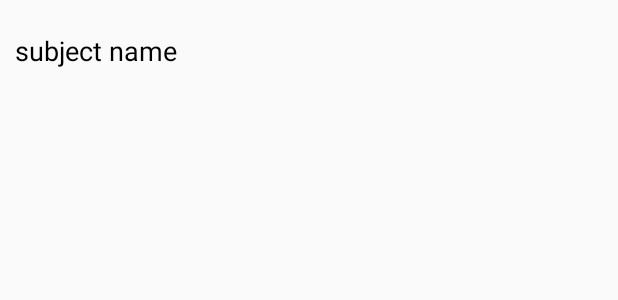
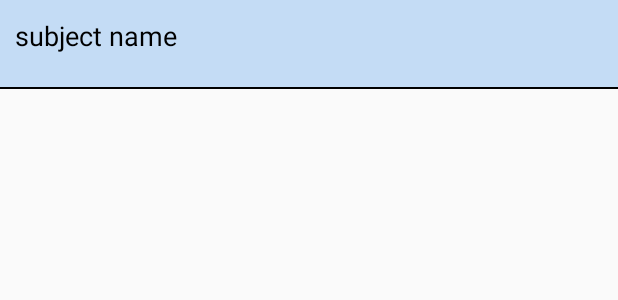
Before and after one commit to chienptit941/HackathonHCVT, an Android app: the layout subject_item.xml on its own in the app's theme, with its tools: preview values and no code run, on a phone screen of 412 x 824 dp. Shown: the top 300 px of the screen. Run offline under Robolectric (Android 15) with nearby library versions, the phone set to English and light mode, and no system bars; network calls fail.

Commit message:
final version

```diff
--- a/Hackathon-Recommendator/app/src/main/AndroidManifest.xml
+++ b/Hackathon-Recommendator/app/src/main/AndroidManifest.xml
@@ -24,6 +24,9 @@
             android:name=".subject.SubjectActivity"
             android:label="@string/app_name"
             android:theme="@style/AppTheme.NoActionBar">
+            <intent-filter>
+                <action android:name="android.intent.action.ANSWER" />
+            </intent-filter>
         </activity>
     </application>
 
--- a/Hackathon-Recommendator/app/src/main/java/com/example/ristu/hackathon_recommendator/util/constants.java
+++ b/Hackathon-Recommendator/app/src/main/java/com/example/ristu/hackathon_recommendator/util/constants.java
@@ -1,9 +1,12 @@
 package com.example.ristu.hackathon_recommendator.util;
+
+import java.util.Random;
 
 /**
  * Created by ristu on 4/9/2016.
  */
 public class Constants {
-    public static final String IP = "192.168.1.141";
+    public static final String IP = "192.168.8.107";
+    public static final String USER_ID = (new Random().nextBoolean())? "40":"20";
 
 }
--- a/Hackathon-Recommendator/app/src/main/res/layout/rate_dialog.xml
+++ b/Hackathon-Recommendator/app/src/main/res/layout/rate_dialog.xml
@@ -111,8 +111,9 @@
                 android:layout_centerInParent="true"
                 android:singleLine="true"
                 android:text="Rate"
-                android:textColor="@android:color/black"
-                android:textSize="15sp" />
+                android:textColor="@android:color/white"
+                android:textSize="15sp"
+                android:background="#e93e35"/>
 
         </RelativeLayout>
 
--- a/Hackathon-Recommendator/app/src/main/res/layout/subject_detail_dialog.xml
+++ b/Hackathon-Recommendator/app/src/main/res/layout/subject_detail_dialog.xml
@@ -78,8 +78,9 @@
                     android:layout_centerInParent="true"
                     android:singleLine="true"
                     android:text="Register"
-                    android:textColor="@android:color/black"
-                    android:textSize="15sp" />
+                    android:textColor="@android:color/white"
+                    android:textSize="15sp"
+                    android:background="#e93e35"/>
 
             </RelativeLayout>
 
--- a/Hackathon-Recommendator/app/src/main/res/layout/subject_item.xml
+++ b/Hackathon-Recommendator/app/src/main/res/layout/subject_item.xml
@@ -1,8 +1,16 @@
 <?xml version="1.0" encoding="utf-8"?>
-<RelativeLayout xmlns:android="http://schemas.android.com/apk/res/android"
+<LinearLayout xmlns:android="http://schemas.android.com/apk/res/android"
     android:layout_width="match_parent"
     android:layout_height="wrap_content"
-    android:padding="10dp">
+    android:background="#c4dcf5"
+    android:orientation="vertical">
+
+    <RelativeLayout
+        android:layout_width="match_parent"
+        android:layout_height="wrap_content"
+        android:background="#c4dcf5"
+        android:paddingLeft="10dp"
+        android:paddingRight="10dp">
 
         <Button
             android:id="@+id/user_subject_rate"
@@ -12,9 +20,10 @@
             android:layout_centerVertical="true"
             android:singleLine="true"
             android:text="Rate"
-        android:textColor="@android:color/black"
+            android:textColor="@android:color/white"
             android:textSize="15sp"
-        android:visibility="invisible"/>
+            android:visibility="invisible"
+            android:background="#e93e35"/>
 
 
         <TextView
@@ -40,4 +49,13 @@
             android:text="subject name"
             android:textColor="@android:color/black"
             android:textSize="18sp" />
+
+
     </RelativeLayout>
+
+    <TextView
+        android:layout_width="match_parent"
+        android:layout_height="1dp"
+        android:layout_marginTop="10dp"
+        android:background="@android:color/black" />
+</LinearLayout>
--- a/Hackathon-Recommendator/app/src/main/res/layout/user_item.xml
+++ b/Hackathon-Recommendator/app/src/main/res/layout/user_item.xml
@@ -2,6 +2,7 @@
 <LinearLayout xmlns:android="http://schemas.android.com/apk/res/android"
     android:layout_width="match_parent"
     android:layout_height="wrap_content"
+    android:background="#c4dcf5"
     android:orientation="vertical">
 
 
```
Also changed, not shown: Hackathon-Recommendator/app/src/main/java/com/example/ristu/hackathon_recommendator/subject/SubjectActivity.java (+11 -4 lines), Hackathon-Recommendator/app/src/main/java/com/example/ristu/hackathon_recommendator/subject/SubjectAdapter.java (+4 -4 lines), Hackathon-Recommendator/app/src/main/java/com/example/ristu/hackathon_recommendator/user/UserActivity.java (+16 -12 lines), Hackathon-Recommendator/app/src/main/java/com/example/ristu/hackathon_recommendator/user/UserAdapter.java (+9 -4 lines), Hackathon-Recommendator/app/src/main/res/drawable/btn_recmd.xml (+8 -2 lines), Hackathon-Recommendator/app/src/main/res/layout/user_activity.xml (+42 -18 lines). Lines whose indentation alone changed are shown as unchanged.
